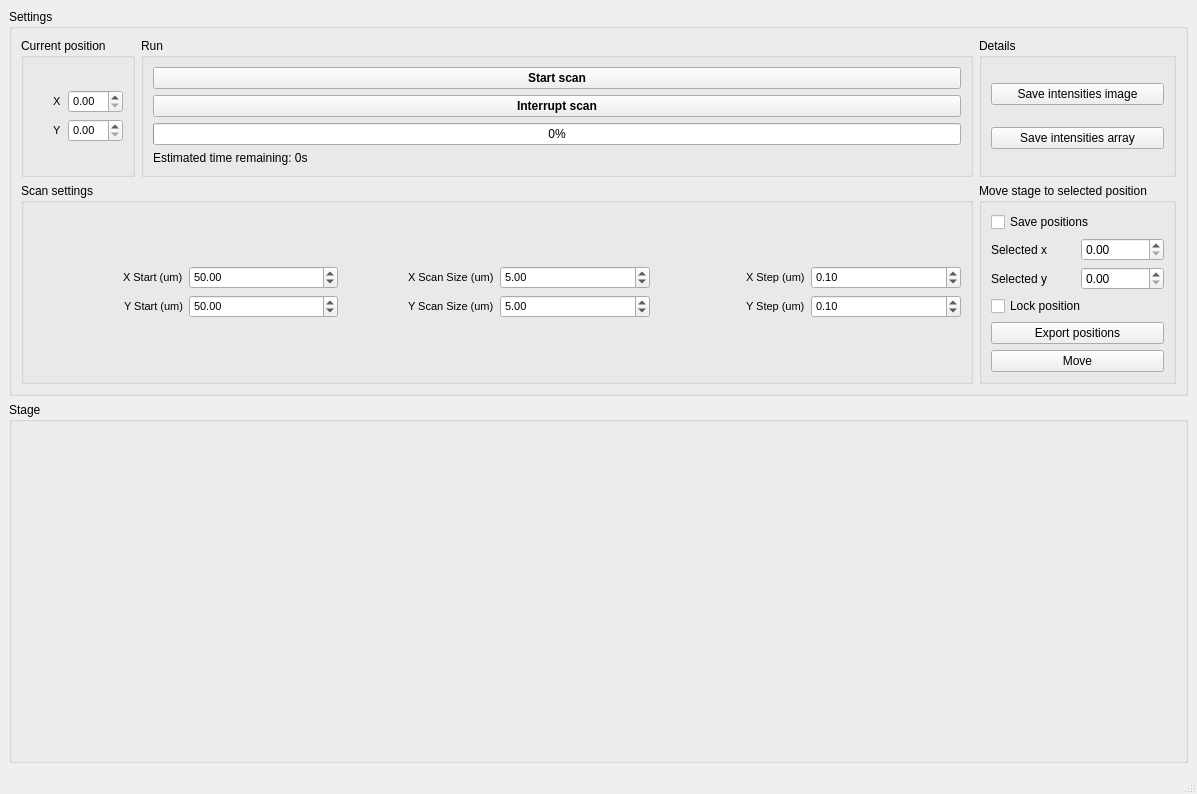
The window that HW_PI_PiezoStage/stage_scan.ui (GingerLabUW/Microscope_App) describes before a commit, drawn with Qt 5.
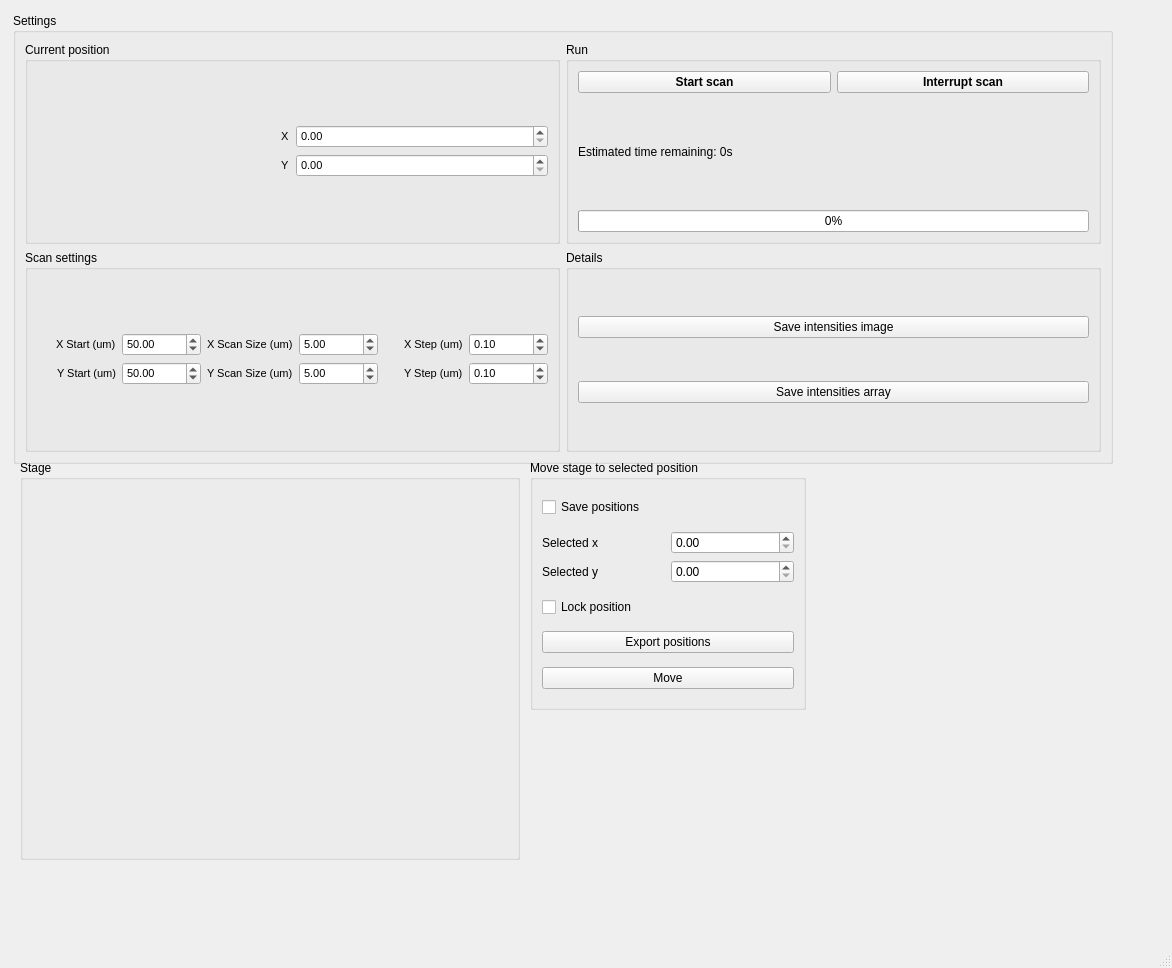
The same window after the commit.

Commit message: fixed save array and image, update ui

Diff of the .ui file:
```diff
--- a/HW_PI_PiezoStage/stage_scan.ui
+++ b/HW_PI_PiezoStage/stage_scan.ui
@@ -6,8 +6,8 @@
    <rect>
     <x>0</x>
     <y>0</y>
-    <width>1197</width>
-    <height>794</height>
+    <width>1172</width>
+    <height>968</height>
    </rect>
   </property>
   <property name="sizePolicy">
@@ -26,17 +26,23 @@
    <string>MainWindow</string>
   </property>
   <widget class="QWidget" name="centralwidget">
-   <layout class="QVBoxLayout" name="verticalLayout_3">
-    <item>
      <widget class="QGroupBox" name="groupBox">
+    <property name="geometry">
+     <rect>
+      <x>13</x>
+      <y>13</y>
+      <width>1100</width>
+      <height>451</height>
+     </rect>
+    </property>
       <property name="title">
        <string>Settings</string>
       </property>
       <property name="flat">
        <bool>true</bool>
       </property>
-      <layout class="QGridLayout" name="gridLayout_10">
-       <item row="0" column="0" rowspan="2">
+    <layout class="QGridLayout" name="gridLayout_2">
+     <item row="0" column="0">
         <widget class="QGroupBox" name="groupBox_4">
          <property name="title">
           <string>Current position</string>
@@ -91,68 +97,7 @@
          </layout>
         </widget>
        </item>
-       <item row="2" column="2">
-        <widget class="QGroupBox" name="groupBox_2">
-         <property name="title">
-          <string>Move stage to selected position</string>
-         </property>
-         <layout class="QVBoxLayout" name="verticalLayout_2">
-          <item>
-           <widget class="QCheckBox" name="save_positions_checkBox">
-            <property name="text">
-             <string>Save positions</string>
-            </property>
-           </widget>
-          </item>
-          <item>
-           <layout class="QGridLayout" name="gridLayout">
-            <item row="1" column="0">
-             <widget class="QLabel" name="label_11">
-              <property name="text">
-               <string>Selected y</string>
-              </property>
-             </widget>
-            </item>
-            <item row="0" column="0">
-             <widget class="QLabel" name="label_10">
-              <property name="text">
-               <string>Selected x</string>
-              </property>
-             </widget>
-            </item>
             <item row="0" column="1">
-             <widget class="QDoubleSpinBox" name="x_clicked_doubleSpinBox"/>
-            </item>
-            <item row="1" column="1">
-             <widget class="QDoubleSpinBox" name="y_clicked_doubleSpinBox"/>
-            </item>
-           </layout>
-          </item>
-          <item>
-           <widget class="QCheckBox" name="lock_position_checkBox">
-            <property name="text">
-             <string>Lock position</string>
-            </property>
-           </widget>
-          </item>
-          <item>
-           <widget class="QPushButton" name="export_positions_pushButton">
-            <property name="text">
-             <string>Export positions</string>
-            </property>
-           </widget>
-          </item>
-          <item>
-           <widget class="QPushButton" name="move_to_selected_pushButton">
-            <property name="text">
-             <string>Move</string>
-            </property>
-           </widget>
-          </item>
-         </layout>
-        </widget>
-       </item>
-       <item row="0" column="1" rowspan="2">
         <widget class="QGroupBox" name="groupBox_3">
          <property name="title">
           <string>Run</string>
@@ -171,60 +116,40 @@
             </property>
            </widget>
           </item>
-          <item row="3" column="0">
+        <item row="0" column="1">
+         <widget class="QPushButton" name="interrupt_scan_pushButton">
+          <property name="font">
+           <font>
+            <weight>75</weight>
+            <bold>true</bold>
+           </font>
+          </property>
+          <property name="text">
+           <string>Interrupt scan</string>
+          </property>
+         </widget>
+        </item>
+        <item row="1" column="0" colspan="2">
            <widget class="QLabel" name="estimated_time_label">
             <property name="text">
              <string>Estimated time remaining: 0s</string>
             </property>
            </widget>
           </item>
-          <item row="2" column="0">
+        <item row="2" column="0" colspan="2">
            <widget class="QProgressBar" name="progressBar">
+          <property name="layoutDirection">
+           <enum>Qt::LeftToRight</enum>
+          </property>
             <property name="value">
              <number>0</number>
             </property>
            </widget>
           </item>
+       </layout>
+      </widget>
+     </item>
           <item row="1" column="0">
-           <widget class="QPushButton" name="interrupt_scan_pushButton">
-            <property name="font">
-             <font>
-              <weight>75</weight>
-              <bold>true</bold>
-             </font>
-            </property>
-            <property name="text">
-             <string>Interrupt scan</string>
-            </property>
-           </widget>
-          </item>
-         </layout>
-        </widget>
-       </item>
-       <item row="0" column="2" rowspan="2">
-        <widget class="QGroupBox" name="details_groupBox">
-         <property name="title">
-          <string>Details</string>
-         </property>
-         <layout class="QVBoxLayout" name="verticalLayout">
-          <item>
-           <widget class="QPushButton" name="save_image_pushButton">
-            <property name="text">
-             <string>Save intensities image</string>
-            </property>
-           </widget>
-          </item>
-          <item>
-           <widget class="QPushButton" name="save_array_pushButton">
-            <property name="text">
-             <string>Save intensities array</string>
-            </property>
-           </widget>
-          </item>
-         </layout>
-        </widget>
-       </item>
-       <item row="2" column="0" colspan="2">
         <widget class="QGroupBox" name="groupBox_6">
          <property name="title">
           <string>Scan settings</string>
@@ -390,18 +315,112 @@
          </layout>
         </widget>
        </item>
-      </layout>
+     <item row="1" column="1">
+      <widget class="QGroupBox" name="details_groupBox">
+       <property name="title">
+        <string>Details</string>
+       </property>
+       <layout class="QVBoxLayout" name="verticalLayout">
+        <item>
+         <widget class="QPushButton" name="save_image_pushButton">
+          <property name="text">
+           <string>Save intensities image</string>
+          </property>
      </widget>
     </item>
     <item>
+         <widget class="QPushButton" name="save_array_pushButton">
+          <property name="text">
+           <string>Save intensities array</string>
+          </property>
+         </widget>
+        </item>
+       </layout>
+      </widget>
+     </item>
+    </layout>
+   </widget>
      <widget class="QGroupBox" name="stage_groupBox">
+    <property name="geometry">
+     <rect>
+      <x>20</x>
+      <y>460</y>
+      <width>500</width>
+      <height>400</height>
+     </rect>
+    </property>
       <property name="title">
        <string>Stage</string>
       </property>
-      <layout class="QGridLayout" name="gridLayout_2"/>
-     </widget>
-    </item>
-   </layout>
+    <layout class="QGridLayout" name="gridLayout_8"/>
+   </widget>
+   <widget class="QGroupBox" name="groupBox_2">
+    <property name="geometry">
+     <rect>
+      <x>530</x>
+      <y>460</y>
+      <width>276</width>
+      <height>250</height>
+     </rect>
+    </property>
+    <property name="title">
+     <string>Move stage to selected position</string>
+    </property>
+    <layout class="QVBoxLayout" name="verticalLayout_2">
+     <item>
+      <widget class="QCheckBox" name="save_positions_checkBox">
+       <property name="text">
+        <string>Save positions</string>
+       </property>
+      </widget>
+     </item>
+     <item>
+      <layout class="QGridLayout" name="gridLayout">
+       <item row="1" column="0">
+        <widget class="QLabel" name="label_11">
+         <property name="text">
+          <string>Selected y</string>
+         </property>
+        </widget>
+       </item>
+       <item row="0" column="0">
+        <widget class="QLabel" name="label_10">
+         <property name="text">
+          <string>Selected x</string>
+         </property>
+        </widget>
+       </item>
+       <item row="0" column="1">
+        <widget class="QDoubleSpinBox" name="x_clicked_doubleSpinBox"/>
+       </item>
+       <item row="1" column="1">
+        <widget class="QDoubleSpinBox" name="y_clicked_doubleSpinBox"/>
+       </item>
+      </layout>
+     </item>
+     <item>
+      <widget class="QCheckBox" name="lock_position_checkBox">
+       <property name="text">
+        <string>Lock position</string>
+       </property>
+      </widget>
+     </item>
+     <item>
+      <widget class="QPushButton" name="export_positions_pushButton">
+       <property name="text">
+        <string>Export positions</string>
+       </property>
+      </widget>
+     </item>
+     <item>
+      <widget class="QPushButton" name="move_to_selected_pushButton">
+       <property name="text">
+        <string>Move</string>
+       </property>
+      </widget>
+     </item>
+    </layout>
+   </widget>
   </widget>
   <widget class="QMenuBar" name="menubar">
    <property name="geometry">
```
Left out of the diff: 2 changed lines with no effect on the pictures. Lines whose indentation alone changed are shown as unchanged. The commit also changes 3 other files.
